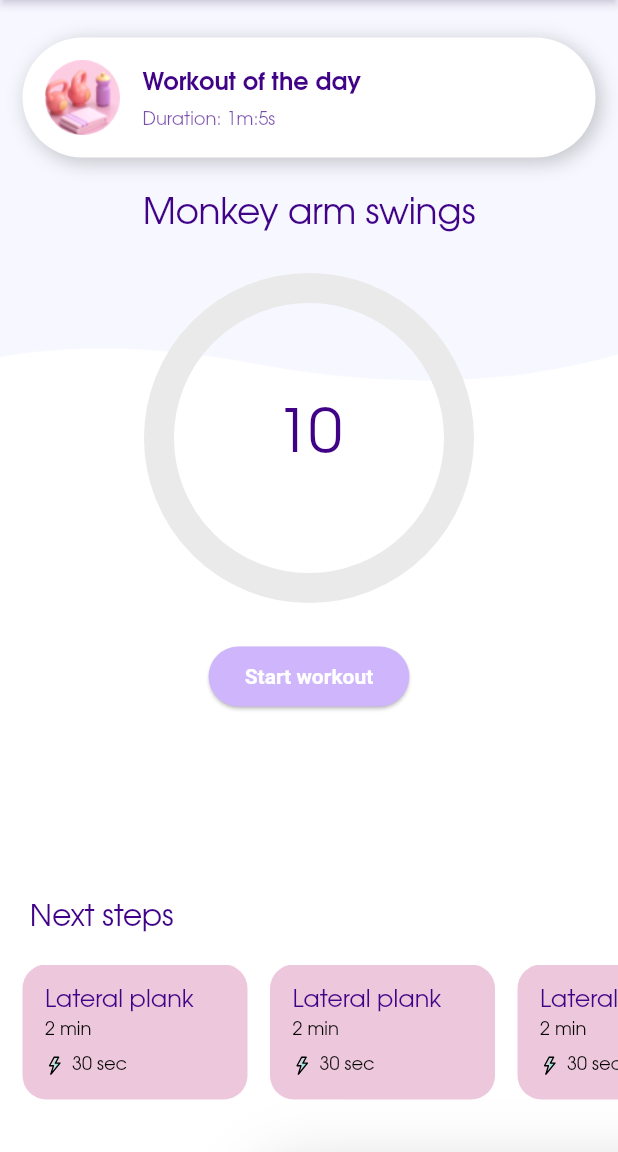
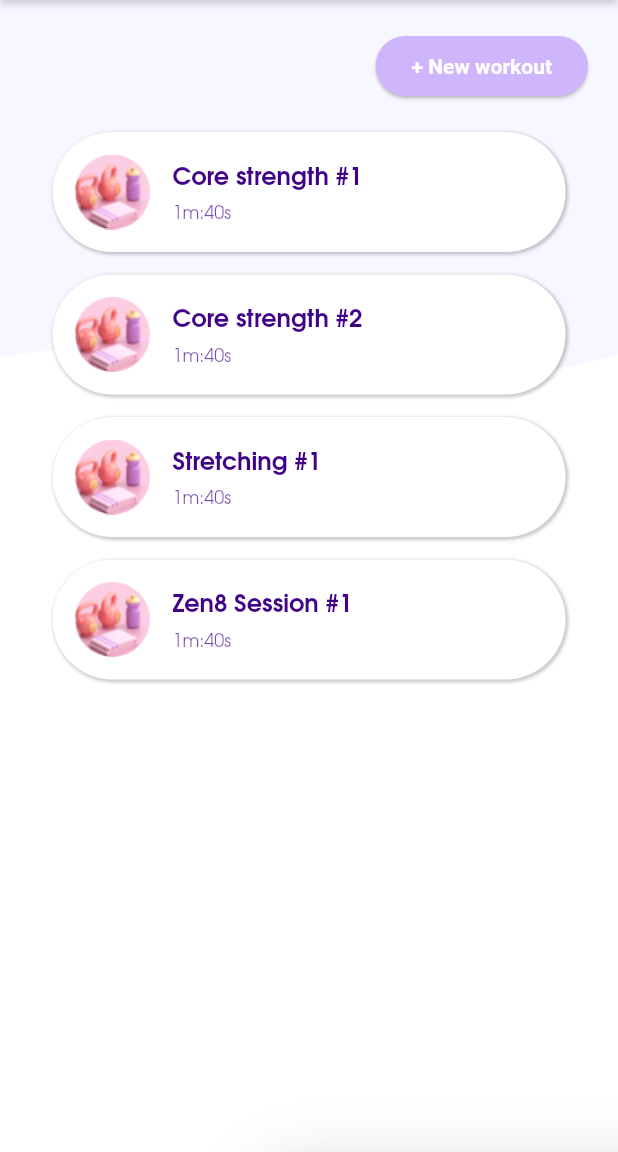
Before and after one commit to Baldtech/thibolt, a Flutter app: the screen it shows after launch, on a phone screen of 412 x 824 dp, the part 84-1236 px from its top. Run offline on Flutter 3.47's test engine with Material 3 defaults, Android fonts, the light colour scheme and no system bars; drawn by our look-alikes of circular_countdown_timer; our stand-ins replace flutter_svg.

Commit message:
workout list page

```diff
--- a/lib/common/card.dart
+++ b/lib/common/card.dart
@@ -22,11 +22,11 @@ class BaseCard extends StatelessWidget {
           boxShadow: [
             BoxShadow(
               color: Theme.of(context).shadowColor.withOpacity(0.2),
-              blurRadius: 10.0,
+              blurRadius: 1.0,
               spreadRadius: 1.0,
               offset: const Offset(
-                3.0,
-                3.0,
+                1.0,
+                1.0,
               ),
             ),
           ]),
@@ -52,7 +52,7 @@ class BaseCard extends StatelessWidget {
                 ),
                 const SizedBox(height: 7),
                 Text(
-                  subTitle,
+                  subTitle == null ? '' : subTitle!,
                   style: Theme.of(context).textTheme.displaySmall!.copyWith(
                     color: Theme.of(context).colorScheme.primary.withOpacity(0.7),
                   ),
--- /dev/null
+++ b/lib/common/utils.dart
@@ -0,0 +1,11 @@
+class Utils {
+  static String formatTime(int seconds) {
+    var t = Duration(seconds: seconds);
+    if (t.inHours > 0) {
+      return '${t.inHours}h:${t.inMinutes.remainder(60)}m:${t.inSeconds.remainder(60)}s';
+    }
+    return t.inMinutes > 0
+        ? '${t.inMinutes}m:${t.inSeconds.remainder(60)}s'
+        : '${t.inSeconds}s';
+  }
+}
--- a/lib/common_libs.dart
+++ b/lib/common_libs.dart
@@ -5,3 +5,5 @@ export 'package:flutter_svg/svg.dart';
 
 export 'package:thibolt/ui/light_theme.dart';
 export 'package:thibolt/common/card.dart';
+
+export 'package:thibolt/common/utils.dart';
--- a/lib/main.dart
+++ b/lib/main.dart
@@ -1,6 +1,7 @@
 import 'package:thibolt/common/app_bar.dart';
 import 'package:thibolt/common_libs.dart';
 import 'package:thibolt/pages/details.dart';
+import 'package:thibolt/pages/list.dart';
 
 void main() {
   runApp(const MyApp());
@@ -24,7 +25,7 @@ class MyApp extends StatelessWidget {
               fit: BoxFit.cover,
             ),
           ),
-          child: const DetailsPage(),
+          child: const ListPage(),
         ),
       ),
     );
--- a/lib/models/step.dart
+++ b/lib/models/step.dart
@@ -1,5 +1,4 @@
-
-class StepModel{
+class StepModel {
   String name;
 
   StepModel({required this.name});
--- /dev/null
+++ b/lib/models/workout.dart
@@ -0,0 +1,18 @@
+class Workout {
+  String name;
+  int duration;
+
+  Workout({required this.name, this.duration = 100});
+
+  static List<Workout> getWorkouts() {
+    List<Workout> workouts = [];
+
+    workouts.add(Workout(name: 'Core strength #1'));
+    workouts.add(Workout(name: 'Core strength #2'));
+    workouts.add(Workout(name: 'Stretching #1'));
+    workouts.add(Workout(name: 'Zen8 Session #1'));
+
+
+    return workouts;
+  }
+}
--- /dev/null
+++ b/lib/pages/list.dart
@@ -0,0 +1,68 @@
+import 'package:thibolt/common_libs.dart';
+
+import 'package:thibolt/models/workout.dart';
+
+class ListPage extends StatefulWidget {
+  const ListPage({Key? key}) : super(key: key);
+
+  @override
+  State<ListPage> createState() => _ListPageState();
+}
+
+class _ListPageState extends State<ListPage> {
+  List<Workout> workouts = [];
+
+  void _getInitialInfo() {
+    workouts = Workout.getWorkouts();
+  }
+
+  @override
+  Widget build(BuildContext context) {
+    _getInitialInfo();
+
+    return Padding(
+      padding: const EdgeInsets.all(20),
+      child: Column(
+        children: [
+          _header(),
+          const SizedBox(height: 20),
+          Expanded(
+            child: ListView.separated(
+                shrinkWrap: true,
+                scrollDirection: Axis.vertical,
+                padding: const EdgeInsets.only(left: 15, right: 15),
+                itemBuilder: (context, index) => GestureDetector(
+                  onTap: () => {
+                    debugPrint("tapped on ${workouts[index].name}"),
+                  },
+                  child: BaseCard(
+                        title: workouts[index].name,
+                        subTitle: Utils.formatTime(workouts[index].duration),
+                        icon: const Image(
+                          image: AssetImage('assets/icons/illu_top.png'),
+                        ),
+                      ),
+                ),
+                separatorBuilder: (context, index) => const SizedBox(
+                      height: 15,
+                    ),
+                itemCount: workouts.length),
+          ),
+        ],
+      ),
+    );
+  }
+
+  Align _header() {
+    return Align(
+      alignment: Alignment.topRight,
+      child: ElevatedButton(
+        style: ElevatedButton.styleFrom(
+            //elevation: 0,
+            ),
+        onPressed: () {},
+        child: const Text("+ New workout"),
+      ),
+    );
+  }
+}
```
